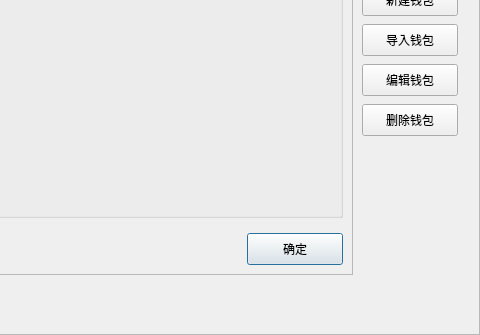
The window that src/Forms/WalletForm.ui (to1dev/tengu) describes before a commit, drawn with Qt 5; both pictures show x 88 to 568 and y 106 to 441 of the 568 by 441 pixel window.
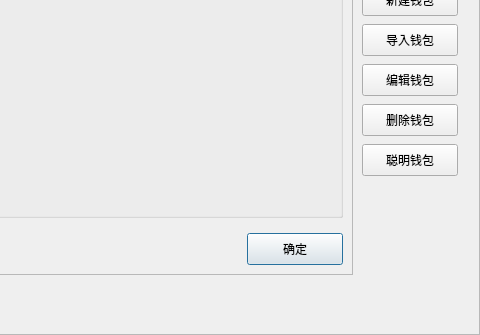
The same window after the commit.

Commit message: add smart button

What changed in the file:
```diff
--- a/src/Forms/WalletForm.ui
+++ b/src/Forms/WalletForm.ui
@@ -234,6 +234,37 @@
        <string>删除钱包</string>
       </property>
      </widget>
+     <widget class="QPushButton" name="ButtonSmartWallet">
+      <property name="geometry">
+       <rect>
+        <x>450</x>
+        <y>250</y>
+        <width>96</width>
+        <height>32</height>
+       </rect>
+      </property>
+      <property name="sizePolicy">
+       <sizepolicy hsizetype="Fixed" vsizetype="Fixed">
+        <horstretch>0</horstretch>
+        <verstretch>0</verstretch>
+       </sizepolicy>
+      </property>
+      <property name="minimumSize">
+       <size>
+        <width>96</width>
+        <height>32</height>
+       </size>
+      </property>
+      <property name="maximumSize">
+       <size>
+        <width>96</width>
+        <height>32</height>
+       </size>
+      </property>
+      <property name="text">
+       <string>聪明钱包</string>
+      </property>
+     </widget>
     </widget>
    </item>
   </layout>
```
